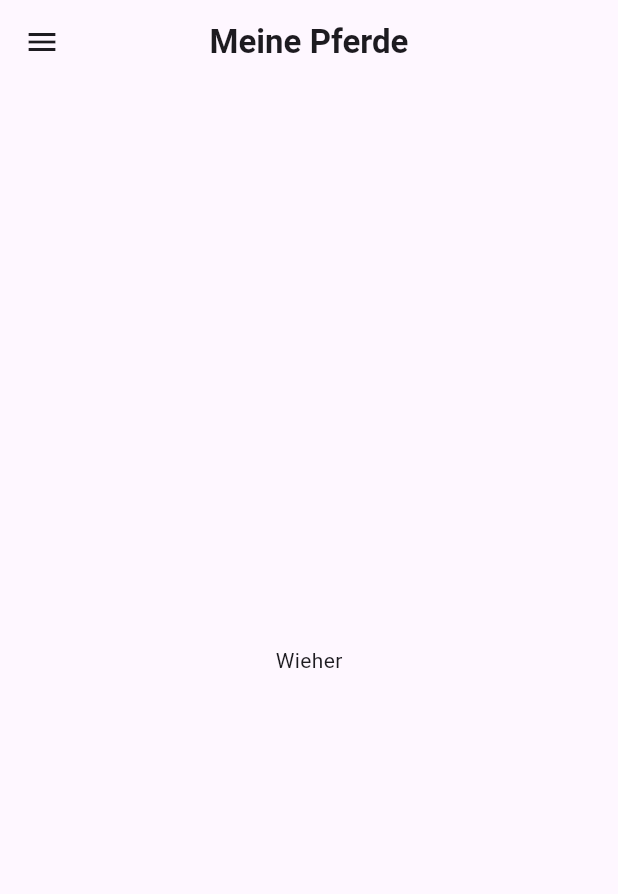
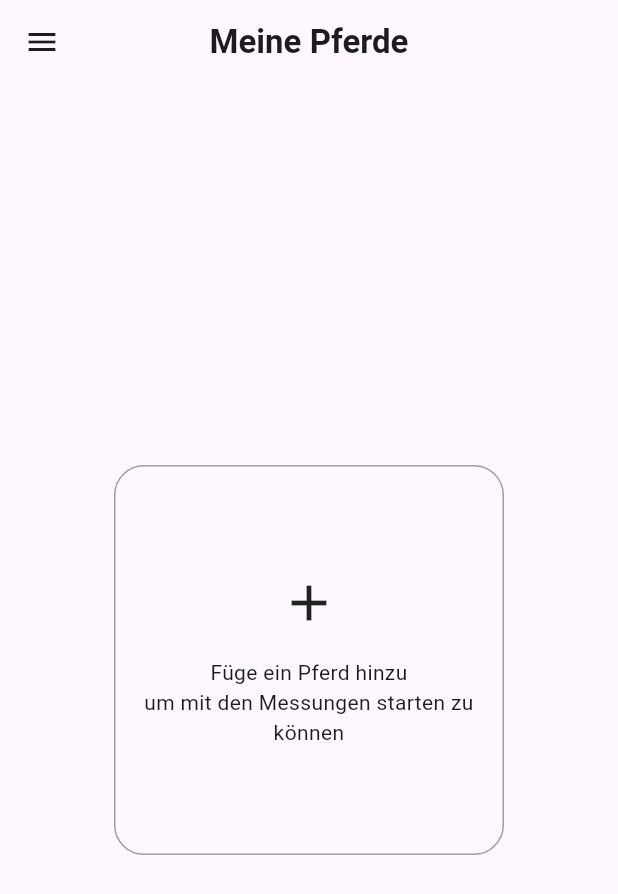
Before and after one commit to syp-equipressure/equipressure, a Flutter app: the screen it shows after launch, on a phone screen of 412 x 824 dp. Shown: the top 894 px of the screen. Run offline on Flutter 3.47's test engine with Material 3 defaults, Android fonts, the light colour scheme and no system bars; our stand-ins replace font_awesome_flutter, image_picker.

Commit message:
feat: Pferde hinzufügen #EP-25

```diff
--- a/equipressure/reiterappfrontend/lib/main.dart
+++ b/equipressure/reiterappfrontend/lib/main.dart
@@ -1,5 +1,5 @@
 import 'package:flutter/material.dart';
-import 'screens/horses_screen.dart';
+import 'screens/horses/horses_screen.dart';
 
 void main() {
   runApp(const MyApp());
--- /dev/null
+++ b/equipressure/reiterappfrontend/lib/screens/horses/empty_horse_screen.dart
@@ -0,0 +1,35 @@
+import 'package:flutter/material.dart';
+
+class HorseEmptyScreen extends StatelessWidget {
+  final VoidCallback onAddPressed;
+
+  const HorseEmptyScreen({super.key, required this.onAddPressed});
+
+  @override
+  Widget build(BuildContext context) {
+    return Center(
+      child: GestureDetector(
+        onTap: onAddPressed,
+        child: Container(
+          width: 260,
+          height: 260,
+          decoration: BoxDecoration(
+            border: Border.all(color: Colors.grey),
+            borderRadius: BorderRadius.circular(20),
+          ),
+          child: const Column(
+            mainAxisAlignment: MainAxisAlignment.center,
+            children: [
+              Icon(Icons.add, size: 40),
+              SizedBox(height: 16),
+              Text(
+                'Füge ein Pferd hinzu\num mit den Messungen starten zu können',
+                textAlign: TextAlign.center,
+              ),
+            ],
+          ),
+        ),
+      ),
+    );
+  }
+}
--- /dev/null
+++ b/equipressure/reiterappfrontend/lib/screens/horses/horses_screen.dart
@@ -0,0 +1,120 @@
+import 'dart:io';
+
+import 'package:flutter/material.dart';
+import '../../widgets/sidenav.dart';
+import 'empty_horse_screen.dart';
+import 'add_horse_screen.dart';
+
+enum HorsesView { empty, add, list }
+
+class HorsesScreen extends StatefulWidget {
+  const HorsesScreen({super.key});
+
+  @override
+  State<HorsesScreen> createState() => _HorsesScreenState();
+}
+
+class _HorsesScreenState extends State<HorsesScreen> {
+  HorsesView view = HorsesView.empty;
+
+  final List<String> horses = [];
+
+  void _addHorse(String name, File? image) {
+    setState(() {
+      horses.add(name); // optional: Du könntest auch das Bild speichern
+      view = HorsesView.list;
+    });
+  }
+
+  @override
+  Widget build(BuildContext context) {
+    return Scaffold(
+      drawer: const SideNav(),
+      appBar: AppBar(
+        title: const Text(
+          'Meine Pferde',
+          style: TextStyle(fontWeight: FontWeight.bold),
+        ),
+        centerTitle: true,
+        leading: Builder(
+          builder: (context) => IconButton(
+            icon: const Icon(Icons.menu),
+            onPressed: () => Scaffold.of(context).openDrawer(),
+          ),
+        ),
+      ),
+      body: _buildBody(),
+      floatingActionButton: view == HorsesView.list
+          ? FloatingActionButton(
+        onPressed: () => setState(() => view = HorsesView.add),
+        child: const Icon(Icons.add),
+      )
+          : null,
+    );
+  }
+
+  Widget _buildBody() {
+    if (horses.isEmpty && view != HorsesView.add) {
+      view = HorsesView.empty;
+    }
+
+    switch (view) {
+      case HorsesView.empty:
+        return HorseEmptyScreen(
+          onAddPressed: () => setState(() => view = HorsesView.add),
+        );
+
+      case HorsesView.add:
+        return AddHorseScreen(
+          onSave: _addHorse,
+          onCancel: () =>
+              setState(() => view = horses.isEmpty ? HorsesView.empty : HorsesView.list),
+        );
+
+      case HorsesView.list:
+        return _horseGrid();
+    }
+  }
+
+  Widget _horseGrid() {
+    return GridView.builder(
+      padding: const EdgeInsets.all(16),
+      gridDelegate: const SliverGridDelegateWithFixedCrossAxisCount(
+        crossAxisCount: 2,
+        mainAxisSpacing: 12,
+        crossAxisSpacing: 12,
+        childAspectRatio: 0.8,
+      ),
+      itemCount: horses.length,
+      itemBuilder: (context, index) {
+        return Card(
+          shape: RoundedRectangleBorder(
+            borderRadius: BorderRadius.circular(16),
+          ),
+          child: Column(
+            children: [
+              Expanded(
+                child: Container(
+                  decoration: BoxDecoration(
+                    color: Colors.grey[300],
+                    borderRadius: const BorderRadius.vertical(
+                      top: Radius.circular(16),
+                    ),
+                  ),
+                  child: const Icon(Icons.image, size: 50),
+                ),
+              ),
+              Padding(
+                padding: const EdgeInsets.all(8),
+                child: Text(
+                  horses[index],
+                  style: const TextStyle(fontWeight: FontWeight.bold),
+                ),
+              ),
+            ],
+          ),
+        );
+      },
+    );
+  }
+}
--- a/equipressure/reiterappfrontend/lib/screens/horses_screen.dart
+++ /dev/null
@@ -1,30 +0,0 @@
-import 'package:flutter/material.dart';
-import '../widgets/sidenav.dart';
-
-class HorsesScreen extends StatelessWidget {
-  const HorsesScreen({super.key});
-
-  @override
-  Widget build(BuildContext context) {
-    return Scaffold(
-      drawer: const SideNav(),
-      appBar: AppBar(
-        title: const Text('Meine Pferde',
-          style: TextStyle(
-            fontWeight: FontWeight.bold,
-          ),
-        ),
-        centerTitle: true,
-        leading: Builder(
-          builder: (context) => IconButton(
-            icon: const Icon(Icons.menu),
-            onPressed: () => Scaffold.of(context).openDrawer(),
-          ),
-        ),
-      ),
-      body: const Center(
-        child: Text('Wieher'),
-      ),
-    );
-  }
-}
--- a/equipressure/reiterappfrontend/pubspec.yaml
+++ b/equipressure/reiterappfrontend/pubspec.yaml
@@ -38,6 +38,7 @@ dependencies:
   cupertino_icons: ^1.0.8
   font_awesome_flutter: ^10.12.0
   flutter_svg: ^2.0.7
+  image_picker: ^1.1.1
 
 dev_dependencies:
   flutter_test:
```
Also changed, not shown: equipressure/reiterappfrontend/lib/screens/find_saddler/find_saddler.dart (renamed from equipressure/reiterappfrontend/lib/screens/saddler_contact.dart, +6 -6 lines), equipressure/reiterappfrontend/lib/screens/horses/add_horse_screen.dart (added, +113 -0 lines), equipressure/reiterappfrontend/lib/screens/measurement/new_measurement.dart (renamed from equipressure/reiterappfrontend/lib/screens/find_saddler.dart, +7 -7 lines), equipressure/reiterappfrontend/lib/screens/saddler_contact/saddler_contact.dart (renamed from equipressure/reiterappfrontend/lib/screens/new_measurement.dart, +7 -7 lines), equipressure/reiterappfrontend/lib/widgets/sidenav.dart (+4 -4 lines), equipressure/reiterappfrontend/pubspec.lock.
